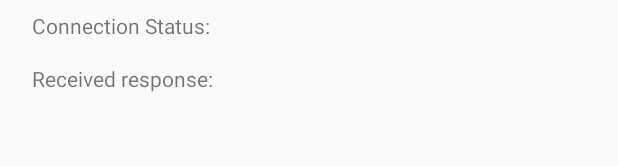
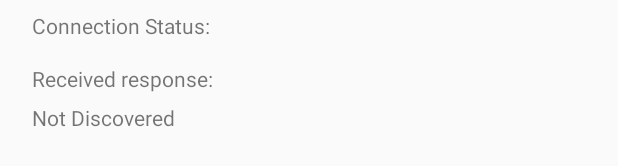
Before and after one commit to chandrasekarvogo/vogoBleTest, an Android app: the layout activity_bleconnection.xml on its own in the app's theme, with its tools: preview values and no code run, on a phone screen of 412 x 824 dp. Shown: the part 820-986 px from the top of the screen. Run offline under Robolectric (Android 15) with nearby library versions, the phone set to English and light mode, and no system bars.

Commit message:
added discovery status

```diff
--- a/app/src/main/res/layout/activity_bleconnection.xml
+++ b/app/src/main/res/layout/activity_bleconnection.xml
@@ -332,6 +332,17 @@
             app:layout_constraintStart_toEndOf="@+id/textView5"
             app:layout_constraintTop_toBottomOf="@+id/statusTv" />
 
+        <TextView
+            android:id="@+id/tvDiscovered"
+            android:layout_width="match_parent"
+            android:layout_height="wrap_content"
+            android:layout_marginStart="16dp"
+            android:paddingTop="10px"
+            android:text="Not Discovered"
+            app:layout_constraintEnd_toEndOf="parent"
+            app:layout_constraintHorizontal_bias="0.0"
+            app:layout_constraintStart_toStartOf="parent"
+            app:layout_constraintTop_toBottomOf="@+id/textView5" />
         <ToggleButton
             android:id="@+id/toggleButton"
             android:layout_width="wrap_content"
```
Also changed, not shown: app/src/main/java/com/vogo/vogobletest/BLEConnection.java (+5 -2 lines).
